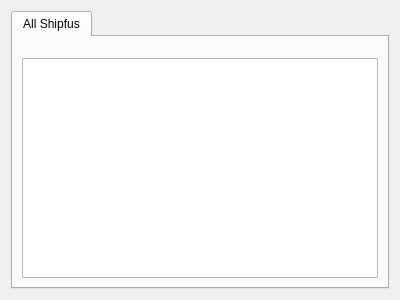
Before: the Qt Designer form azuriris/ui/ui/module_comparison.ui in Sugihiru/Azur-Iris, drawn with Qt 5.
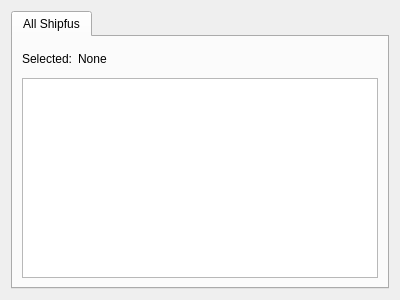
After: the same form once the commit is applied.

Commit message: Display currently selected ships to compare

The edit to the form file:
```diff
--- a/azuriris/ui/ui/module_comparison.ui
+++ b/azuriris/ui/ui/module_comparison.ui
@@ -24,7 +24,7 @@
        <string>All Shipfus</string>
       </attribute>
       <layout class="QGridLayout" name="comparisonGridLayout">
-       <item row="2" column="0">
+       <item row="8" column="0" colspan="2">
         <widget class="QTableView" name="shipTableView">
          <property name="selectionBehavior">
           <enum>QAbstractItemView::SelectRows</enum>
@@ -40,12 +40,42 @@
          </property>
         </widget>
        </item>
-       <item row="0" column="0">
-        <widget class="QWidget" name="widget" native="true"/>
+       <item row="2" column="0" colspan="2">
+        <layout class="QHBoxLayout" name="horizontalLayout">
+         <item>
+          <widget class="QLabel" name="selectedTitleLabel">
+           <property name="sizePolicy">
+            <sizepolicy hsizetype="Minimum" vsizetype="Preferred">
+             <horstretch>0</horstretch>
+             <verstretch>0</verstretch>
+            </sizepolicy>
+           </property>
+           <property name="text">
+            <string>Selected:</string>
+           </property>
+          </widget>
+         </item>
+         <item>
+          <widget class="QLabel" name="selectedLabel">
+           <property name="sizePolicy">
+            <sizepolicy hsizetype="MinimumExpanding" vsizetype="Preferred">
+             <horstretch>0</horstretch>
+             <verstretch>0</verstretch>
+            </sizepolicy>
+           </property>
+           <property name="text">
+            <string>None</string>
+           </property>
+          </widget>
+         </item>
+        </layout>
        </item>
-       <item row="1" column="0">
+       <item row="3" column="0" colspan="2">
         <widget class="QWidget" name="widget_2" native="true"/>
        </item>
+       <item row="0" column="0" colspan="2">
+        <widget class="QWidget" name="widget" native="true"/>
+       </item>
       </layout>
      </widget>
     </widget>
```
The commit also changes 3 other files.
